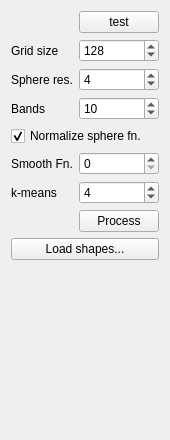
ialhashim/ddtt-dev, file particles/particles-widget.ui: the form before one commit.
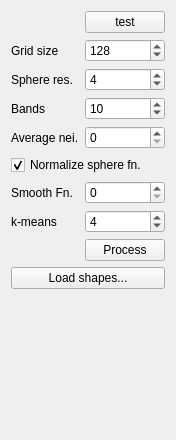
The form after the commit.

```diff
--- a/particles/particles-widget.ui
+++ b/particles/particles-widget.ui
@@ -14,7 +14,7 @@
    <string>Form</string>
   </property>
   <layout class="QGridLayout" name="gridLayout">
-   <item row="7" column="1">
+   <item row="9" column="1">
     <widget class="QPushButton" name="processShapesButton">
      <property name="text">
       <string>Process</string>
@@ -28,26 +28,6 @@
      </property>
     </widget>
    </item>
-   <item row="6" column="1">
-    <widget class="QSpinBox" name="kclusters">
-     <property name="minimum">
-      <number>1</number>
-     </property>
-     <property name="maximum">
-      <number>120</number>
-     </property>
-     <property name="value">
-      <number>4</number>
-     </property>
-    </widget>
-   </item>
-   <item row="3" column="0">
-    <widget class="QLabel" name="label_5">
-     <property name="text">
-      <string>Bands</string>
-     </property>
-    </widget>
-   </item>
    <item row="3" column="1">
     <widget class="QSpinBox" name="bands">
      <property name="minimum">
@@ -68,21 +48,41 @@
      </property>
     </widget>
    </item>
-   <item row="6" column="0">
+   <item row="8" column="0">
     <widget class="QLabel" name="label_4">
      <property name="text">
       <string>k-means</string>
      </property>
     </widget>
    </item>
-   <item row="8" column="0" colspan="2">
+   <item row="8" column="1">
+    <widget class="QSpinBox" name="kclusters">
+     <property name="minimum">
+      <number>1</number>
+     </property>
+     <property name="maximum">
+      <number>120</number>
+     </property>
+     <property name="value">
+      <number>4</number>
+     </property>
+    </widget>
+   </item>
+   <item row="3" column="0">
+    <widget class="QLabel" name="label_5">
+     <property name="text">
+      <string>Bands</string>
+     </property>
+    </widget>
+   </item>
+   <item row="10" column="0" colspan="2">
     <widget class="QPushButton" name="loadShapes">
      <property name="text">
       <string>Load shapes...</string>
      </property>
     </widget>
    </item>
-   <item row="4" column="0" colspan="2">
+   <item row="5" column="0" colspan="2">
     <widget class="QCheckBox" name="normalizeSphereFn">
      <property name="text">
       <string>Normalize sphere fn.</string>
@@ -92,7 +92,7 @@
      </property>
     </widget>
    </item>
-   <item row="9" column="1">
+   <item row="11" column="1">
     <spacer name="verticalSpacer">
      <property name="orientation">
       <enum>Qt::Vertical</enum>
@@ -135,20 +135,30 @@
      </property>
     </widget>
    </item>
-   <item row="5" column="0">
+   <item row="6" column="0">
     <widget class="QLabel" name="fnSmoothItersLabel">
      <property name="text">
       <string>Smooth Fn.</string>
      </property>
     </widget>
    </item>
-   <item row="5" column="1">
+   <item row="6" column="1">
     <widget class="QSpinBox" name="fnSmoothIters">
      <property name="maximum">
       <number>200</number>
      </property>
     </widget>
    </item>
+   <item row="4" column="1">
+    <widget class="QSpinBox" name="avgNeighIters"/>
+   </item>
+   <item row="4" column="0">
+    <widget class="QLabel" name="avgNeighItersLabel">
+     <property name="text">
+      <string>Average nei.</string>
+     </property>
+    </widget>
+   </item>
   </layout>
  </widget>
  <resources/>
```
